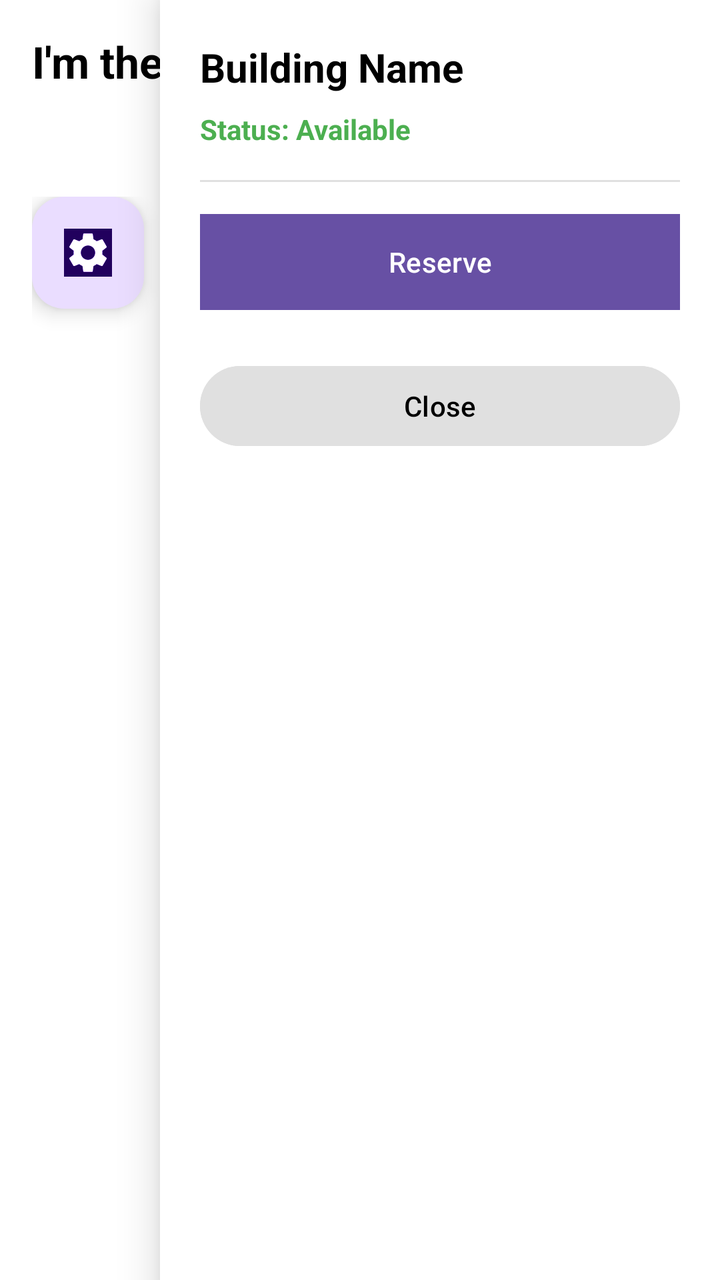
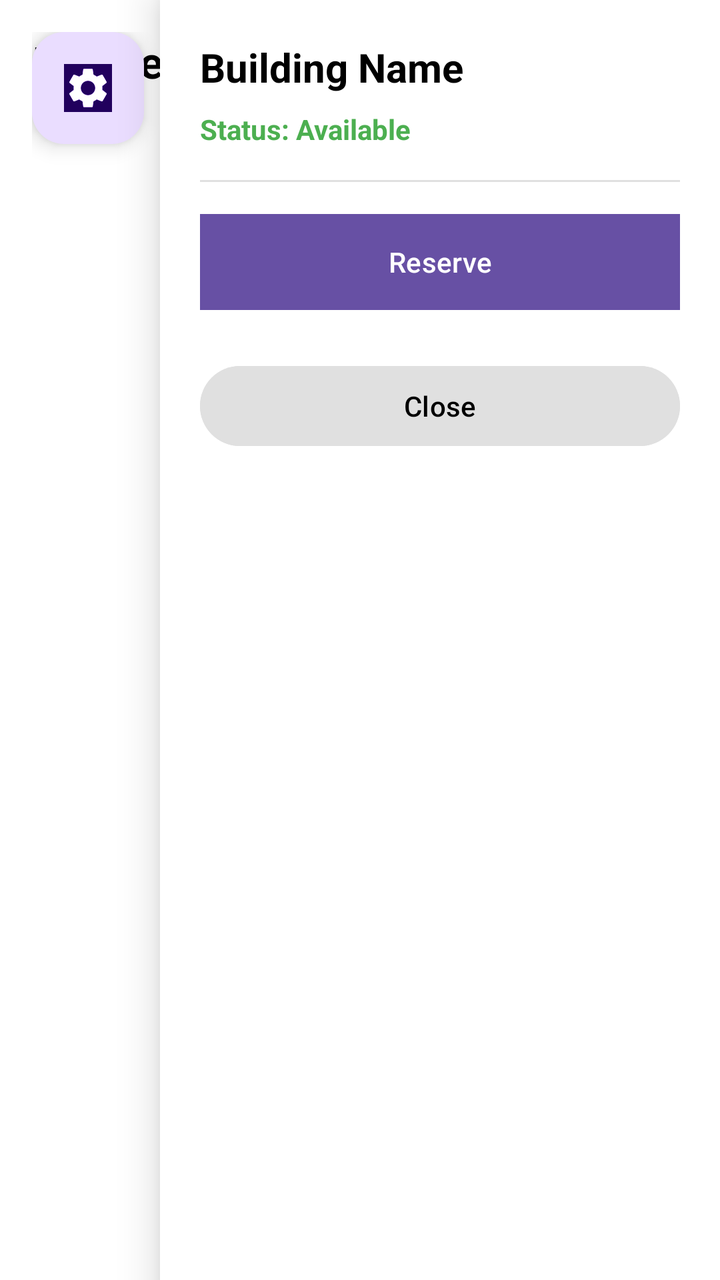

Compare the two renders of this Android layout. The source of the first and the diff that turns it into the second are given below.
<!-- AndroidManifest.xml: application theme Theme.Dbtest -->
<!-- res/layout/itbuilding.xml -->
<?xml version="1.0" encoding="utf-8"?>
<FrameLayout xmlns:android="http://schemas.android.com/apk/res/android"
    android:layout_width="match_parent"
    android:layout_height="match_parent">

    <RelativeLayout
        android:layout_width="match_parent"
        android:layout_height="match_parent"
        android:background="#FFFFFF"
        android:padding="16dp">

        <TextView
            android:id="@+id/buildingName"
            android:layout_width="wrap_content"
            android:layout_height="wrap_content"
            android:layout_marginBottom="24dp"
            android:text="I'm the fucking map"
            android:textColor="#000000"
            android:textSize="22sp"
            android:textStyle="bold" />

        

        <RelativeLayout
            android:id="@+id/mapContent"
            android:layout_width="match_parent"
            android:layout_height="match_parent"
            android:layout_below="@id/buildingName"
            android:layout_marginTop="29dp"
            android:clipChildren="false">

            <Button
                android:id="@+id/btn_1b_block"
                android:layout_width="110dp"
                android:layout_height="116dp"
                android:layout_above="@+id/btn_2a_block"
                android:layout_marginLeft="50dp"
                android:layout_marginTop="50dp"
                android:layout_marginBottom="500dp"
                android:background="@drawable/building"
                android:text="1B"
                android:textColor="#F2F4F7"
                android:textSize="20sp"
                android:textStyle="bold" />


            <Button
                android:id="@+id/btn_1a_block"
                android:layout_width="110dp"
                android:layout_height="59dp"
                android:layout_alignEnd="@+id/btn_1b_block"
                android:layout_marginTop="50dp"
                android:layout_marginEnd="-231dp"
                android:background="@drawable/building"
                android:text="1A"
                android:textColor="#F2F4F7"
                android:textSize="20sp"
                android:textStyle="bold" />

            <Button
                android:id="@+id/btn_2a_block"
                android:layout_width="114dp"
                android:layout_height="61dp"
                android:layout_alignParentBottom="true"
                android:layout_marginEnd="2dp"
                android:layout_marginBottom="28dp"
                android:layout_toStartOf="@+id/btn_2b_block"
                android:background="@drawable/building"
                android:text="2A"
                android:textColor="@color/white"
                android:textSize="20sp"
                android:textStyle="bold" />

            <Button
                android:id="@+id/btn_2b_block"
                android:layout_width="114dp"
                android:layout_height="61dp"
                android:layout_alignEnd="@+id/btn_1b_block"
                android:layout_alignParentBottom="true"
                android:layout_marginEnd="-160dp"
                android:layout_marginBottom="29dp"
                android:background="@drawable/building"
                android:text="2B"
                android:textColor="@color/white"
                android:textSize="20sp"
                android:textStyle="bold" />

            <Button
                android:id="@+id/btn_4_block"
                android:layout_width="71dp"
                android:layout_height="116dp"
                android:layout_alignEnd="@+id/btn_1a_block"
                android:layout_marginTop="110dp"
                android:layout_marginEnd="-1dp"
                android:background="@drawable/building"
                android:text="Comp Lab"
                android:textColor="@color/white"
                android:textSize="20sp"
                android:textStyle="bold" />

            <Button
                android:id="@+id/btn_3_block"
                android:layout_width="71dp"
                android:layout_height="116dp"
                android:layout_alignEnd="@+id/btn_1a_block"
                android:layout_marginTop="220dp"
                android:layout_marginEnd="0dp"
                android:background="@drawable/building"
                android:text="Internet Room"
                android:textColor="@color/white"
                android:textSize="13sp"
                android:textStyle="bold" />


            <Button
                android:id="@+id/btn_faculty_block"
                android:layout_width="wrap_content"
                android:layout_height="wrap_content"
                android:layout_alignEnd="@+id/btn_1b_block"
                android:layout_alignParentBottom="true"
                android:layout_marginEnd="-229dp"
                android:layout_marginBottom="26dp"
                android:background="@drawable/building"
                android:text="Faculty"
                android:textColor="@color/white"
                android:textSize="10sp"
                android:textStyle="bold" />

            <com.google.android.material.floatingactionbutton.FloatingActionButton
                android:id="@+id/floatingActionButton"
                android:layout_width="395dp"
                android:layout_height="537dp"
                android:layout_marginEnd="24dp"
                android:layout_marginBottom="24dp"
                android:clickable="true"
                android:contentDescription="@string/add_item"
                android:focusable="true"
                android:src="@drawable/settings_logo"
                android:tint="@color/purple_500"
                android:tintMode="add" />

        </RelativeLayout>

    </RelativeLayout>

    
    <include
        android:id="@+id/slider_root"
        layout="@layout/slider" />

</FrameLayout>
<!-- res/layout/slider.xml (included above) -->
<?xml version="1.0" encoding="utf-8"?>
<FrameLayout xmlns:android="http://schemas.android.com/apk/res/android"
    android:layout_width="match_parent"
    android:layout_height="match_parent">

    <View
        android:id="@+id/scrim"
        android:layout_width="match_parent"
        android:layout_height="match_parent"
        android:background="#99000000"
        android:visibility="gone" />


    <LinearLayout
        android:id="@+id/buildingPanel"
        android:layout_width="280dp"
        android:layout_height="match_parent"
        android:layout_gravity="end"
        android:orientation="vertical"
        android:background="#FFFFFF"
        android:elevation="12dp"
        android:padding="20dp">

        <TextView
            android:id="@+id/panelBuildingName"
            android:layout_width="match_parent"
            android:layout_height="wrap_content"
            android:text="Building Name"
            android:textColor="#000000"
            android:textSize="20sp"
            android:textStyle="bold" />


        <TextView
            android:id="@+id/tv_status"
            android:layout_width="wrap_content"
            android:layout_height="wrap_content"
            android:layout_marginTop="8dp"
            android:text="Status: Available"
            android:textSize="14sp"
            android:textStyle="bold"
            android:textColor="#4CAF50" />


        <View
            android:layout_width="match_parent"
            android:layout_height="1dp"
            android:layout_marginTop="16dp"
            android:layout_marginBottom="16dp"
            android:background="#E0E0E0" />


        <Button
            android:id="@+id/btn_reserve"
            android:layout_width="match_parent"
            android:layout_height="wrap_content"
            android:background="@drawable/building"
            android:text="Reserve"
            android:textColor="#FFFFFF" />

        <LinearLayout
            android:id="@+id/layout_already_reserved"
            android:layout_width="match_parent"
            android:layout_height="wrap_content"
            android:orientation="horizontal"
            android:gravity="center"
            android:background="#F5F5F5"
            android:padding="12dp"
            android:visibility="gone">

            <TextView
                android:layout_width="wrap_content"
                android:layout_height="wrap_content"
                android:text="🔒 Already Reserved"
                android:textColor="#757575"
                android:textSize="16sp"
                android:textStyle="bold" />
        </LinearLayout>


        <Button
            android:id="@+id/btn_close_panel"
            android:layout_width="match_parent"
            android:layout_height="wrap_content"
            android:layout_marginTop="24dp"
            android:backgroundTint="#E0E0E0"
            android:text="Close"
            android:textColor="#000000" />

    </LinearLayout>

</FrameLayout>
<!-- resources referenced by this layout -->
<resources>
  <color name="purple_500">#FF6200EE</color>
  <color name="white">#FFFFFFFF</color>
  <!-- drawable building (drawable) -->
  <?xml version="1.0" encoding="utf-8"?>
  <shape xmlns:android="http://schemas.android.com/apk/res/android"
      android:shape="rectangle">
  
      <solid android:color="#BB86FC" />
  
      <stroke
          android:width="2dp"
          android:color="#000000" />
  
  </shape>
  <!-- drawable settings_logo (drawable) -->
  <vector xmlns:android="http://schemas.android.com/apk/res/android" android:height="24dp" android:tint="#000000" android:viewportHeight="24" android:viewportWidth="24" android:width="24dp">
        
      <path android:fillColor="@android:color/white" android:pathData="M19.14,12.94c0.04,-0.3 0.06,-0.61 0.06,-0.94c0,-0.32 -0.02,-0.64 -0.07,-0.94l2.03,-1.58c0.18,-0.14 0.23,-0.41 0.12,-0.61l-1.92,-3.32c-0.12,-0.22 -0.37,-0.29 -0.59,-0.22l-2.39,0.96c-0.5,-0.38 -1.03,-0.7 -1.62,-0.94L14.4,2.81c-0.04,-0.24 -0.24,-0.41 -0.48,-0.41h-3.84c-0.24,0 -0.43,0.17 -0.47,0.41L9.25,5.35C8.66,5.59 8.12,5.92 7.63,6.29L5.24,5.33c-0.22,-0.08 -0.47,0 -0.59,0.22L2.74,8.87C2.62,9.08 2.66,9.34 2.86,9.48l2.03,1.58C4.84,11.36 4.8,11.69 4.8,12s0.02,0.64 0.07,0.94l-2.03,1.58c-0.18,0.14 -0.23,0.41 -0.12,0.61l1.92,3.32c0.12,0.22 0.37,0.29 0.59,0.22l2.39,-0.96c0.5,0.38 1.03,0.7 1.62,0.94l0.36,2.54c0.05,0.24 0.24,0.41 0.48,0.41h3.84c0.24,0 0.44,-0.17 0.47,-0.41l0.36,-2.54c0.59,-0.24 1.13,-0.56 1.62,-0.94l2.39,0.96c0.22,0.08 0.47,0 0.59,-0.22l1.92,-3.32c0.12,-0.22 0.07,-0.47 -0.12,-0.61L19.14,12.94zM12,15.6c-1.98,0 -3.6,-1.62 -3.6,-3.6s1.62,-3.6 3.6,-3.6s3.6,1.62 3.6,3.6S13.98,15.6 12,15.6z"/>
      
  </vector>
  <string name="add_item">Add item</string>
  <style name="Theme.Dbtest" parent="Theme.Material3.DayNight.NoActionBar" />
</resources>

<!-- the commit's change to res/layout/itbuilding.xml (unified diff, before → after) -->
@@ -126,20 +126,20 @@
                 android:textSize="10sp"
                 android:textStyle="bold" />
 
-            <com.google.android.material.floatingactionbutton.FloatingActionButton
-                android:id="@+id/floatingActionButton"
-                android:layout_width="395dp"
-                android:layout_height="537dp"
-                android:layout_marginEnd="24dp"
-                android:layout_marginBottom="24dp"
-                android:clickable="true"
-                android:contentDescription="@string/add_item"
-                android:focusable="true"
-                android:src="@drawable/settings_logo"
-                android:tint="@color/purple_500"
-                android:tintMode="add" />
-
         </RelativeLayout>
+
+        <com.google.android.material.floatingactionbutton.FloatingActionButton
+            android:id="@+id/floatingActionButton"
+            android:layout_width="395dp"
+            android:layout_height="537dp"
+            android:layout_marginEnd="24dp"
+            android:layout_marginBottom="24dp"
+            android:clickable="true"
+            android:contentDescription="@string/add_item"
+            android:focusable="true"
+            android:src="@drawable/settings_logo"
+            android:tint="@color/purple_500"
+            android:tintMode="add" />
 
     </RelativeLayout>
 
